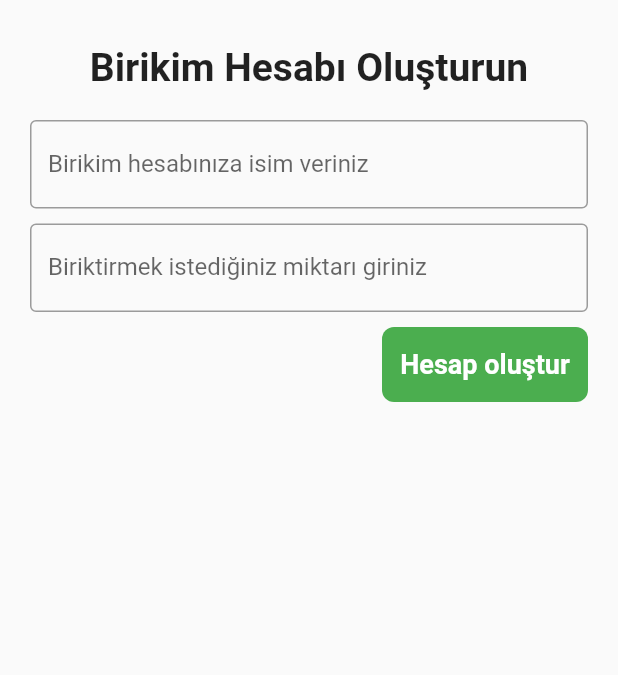
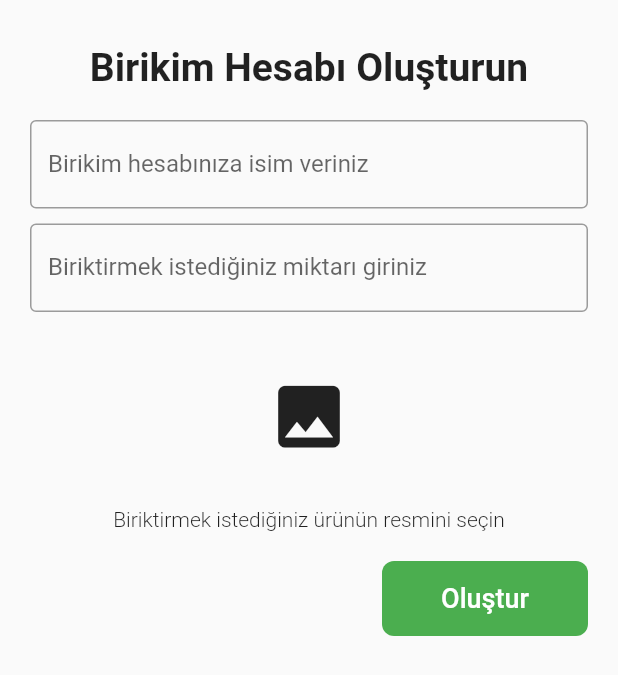
Before and after one commit to KadirKARAKAS/MoneyMate, a Flutter app: the screen it shows after launch, on a phone screen of 412 x 824 dp. Shown: the top 675 px of the screen. Run offline on Flutter 3.47's test engine with Material 2 defaults, Android fonts, the phone set to English and light mode, and no system bars; our stand-ins replace cloud_firestore, firebase_core, firebase_storage, image_picker, lottie; accounts and stored records are empty; statements that could not run were skipped.

```diff
--- a/lib/OnBoardPages/onBoardPlansScreen/Widgets/firstOpeningPage_widget.dart
+++ b/lib/OnBoardPages/onBoardPlansScreen/Widgets/firstOpeningPage_widget.dart
@@ -1,5 +1,9 @@
+import 'dart:io';
+
+import 'package:firebase_storage/firebase_storage.dart';
 import 'package:flutter/material.dart';
 import 'package:cloud_firestore/cloud_firestore.dart';
+import 'package:image_picker/image_picker.dart';
 import '../../../PlansScreenForAllApp/Pages/mainPage.dart';
 import 'package:moneymate/Utils/constants.dart';
 
@@ -11,6 +15,10 @@ class FirstOpeningPageWidget extends StatefulWidget {
 }
 
 class _FirstOpeningPageWidgetState extends State<FirstOpeningPageWidget> {
+  final ImagePicker imagePicker = ImagePicker();
+  String imagePath = '';
+  final ImagePicker picker = ImagePicker();
+  String selectedImagePath = '';
   final TextEditingController textFieldController1 = TextEditingController();
   final TextEditingController textFieldController2 = TextEditingController();
   late TextEditingController textEditingControllerTest;
@@ -60,8 +68,29 @@ class _FirstOpeningPageWidgetState extends State<FirstOpeningPageWidget> {
             ),
           ),
           const SizedBox(height: 10),
+          addPlansImage(),
+          Text(
+            "Biriktirmek istediğiniz ürünün resmini seçin",
+            style: TextStyle(fontSize: 14, fontWeight: FontWeight.w300),
+          ),
+          SizedBox(height: 20),
           Align(
             alignment: Alignment.bottomRight,
+            child: InkWell(
+              onTap: () async {
+                if (imagePath.isNotEmpty) {
+                  print('start');
+                  List<String> imagePathList = imagePath.split('/');
+                  await FirebaseStorage.instance
+                      .ref('PlansImage')
+                      .child(imagePathList[imagePathList.length - 1])
+                      .putFile(File(imagePath));
+                  print('Resim Eklendi');
+                } else {
+                  print('Resim seçilmedi.');
+                }
+                addToDatabase();
+              },
               child: Container(
                 width: size.width / 3,
                 height: 50,
@@ -69,14 +98,13 @@ class _FirstOpeningPageWidgetState extends State<FirstOpeningPageWidget> {
                   color: Color(0xff4BAE4F),
                   borderRadius: BorderRadius.circular(8),
                 ),
-              child: TextButton(
-                onPressed: addToDatabase,
-                child: const Text(
-                  'Hesap oluştur',
+                child: Center(
+                  child: Text(
+                    "Oluştur",
                     style: TextStyle(
-                    color: Colors.white,
                         fontSize: 18,
-                    fontWeight: FontWeight.bold,
+                        fontWeight: FontWeight.w500,
+                        color: Colors.white),
                   ),
                 ),
               ),
@@ -157,4 +185,42 @@ class _FirstOpeningPageWidgetState extends State<FirstOpeningPageWidget> {
       ),
     ]);
   }
+
+  ClipOval addPlansImage() {
+    return ClipOval(
+      child: InkWell(
+        splashColor: Colors.transparent,
+        highlightColor: Colors.transparent,
+        onTap: () {
+          onTapFunction();
+        },
+        child: Container(
+          width: 120,
+          height: 120,
+          decoration: BoxDecoration(
+            color: Colors.transparent,
+            borderRadius: BorderRadius.circular(20),
+          ),
+          child: imagePath == ''
+              ? const Icon(
+                  Icons.image,
+                  size: 55,
+                )
+              : Image.file(
+                  File(imagePath),
+                  fit: BoxFit.cover,
+                ),
+        ),
+      ),
+    );
   }
+
+  onTapFunction() async {
+    final XFile? image = await picker.pickImage(source: ImageSource.gallery);
+
+    if (image != null) {
+      imagePath = image.path;
+      setState(() {});
+    }
+  }
+}
--- a/lib/PlansScreenForAllApp/Widget/plansScreenForAppWidget.dart
+++ b/lib/PlansScreenForAllApp/Widget/plansScreenForAppWidget.dart
@@ -1,6 +1,8 @@
 import 'dart:async';
 import 'package:cloud_firestore/cloud_firestore.dart';
 import 'package:flutter/material.dart';
+import 'package:moneymate/OnBoardPages/onBoardPlansScreen/Widgets/plansAddPhoto_widget.dart';
+import 'package:moneymate/SavingsAccounts/Pages/savings_accounts.dart';
 import 'package:moneymate/SettingsPage/Pages/settings_page_main.dart';
 import 'package:moneymate/Utils/constants.dart';
 
@@ -176,7 +178,7 @@ class _PlansScreenForAppWidgetState extends State<PlansScreenForAppWidget> {
 
   Widget finaloperations() {
     return Padding(
-      padding: const EdgeInsets.only(left: 10, top: 70),
+      padding: const EdgeInsets.only(left: 10, top: 30),
       child: Row(
         children: [
           Align(
@@ -546,7 +548,7 @@ class _PlansScreenForAppWidgetState extends State<PlansScreenForAppWidget> {
               Navigator.push(
                 context,
                 MaterialPageRoute(
-                  builder: (context) => SettingsPage(),
+                  builder: (context) => PlansAddPhoto(),
                 ),
               );
             },
```
Also changed, not shown: lib/OnBoardPages/onBoardPlansScreen/Widgets/plansAddPhoto_widget.dart (added, +94 -0 lines). Lines whose indentation alone changed are shown as unchanged.
